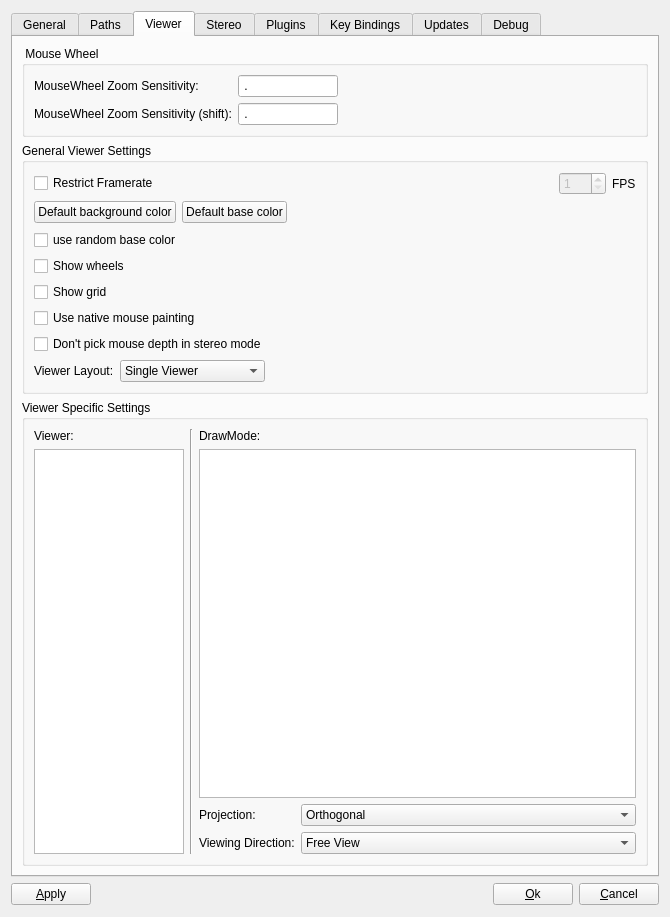
First picture: the form in OpenFlipper/widgets/optionsWidget/optionsWidget.ui, repository ShenRen/OpenFlipper, before the edit.
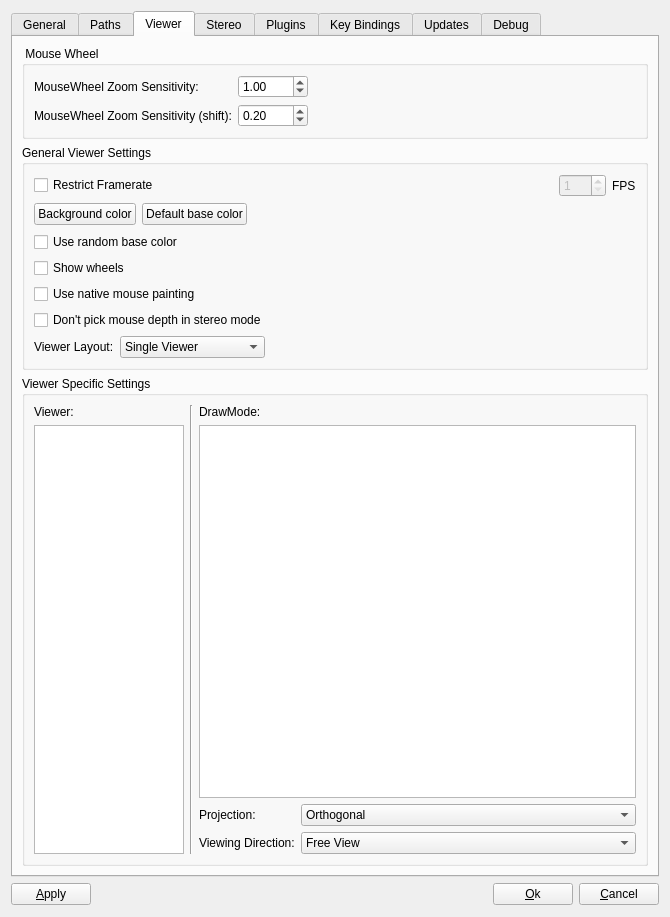
Second picture: the form after the edit. The open tabs and pages were chosen to show the change. Custom widgets are drawn as their Qt base class.

Commit message:
Fixed some issues with the options widget:
- Adjusted size of some input boxes
- Corrected setting of frame rate restriction
- Deleted grid option (this is now a plugin)

The edit to the form file:
```diff
--- a/OpenFlipper/widgets/optionsWidget/optionsWidget.ui
+++ b/OpenFlipper/widgets/optionsWidget/optionsWidget.ui
@@ -260,48 +260,48 @@
             </property>
            </widget>
           </item>
-          <item row="0" column="1">
-           <widget class="QLineEdit" name="wZoomFactor">
-            <property name="maximumSize">
-             <size>
-              <width>100</width>
-              <height>16777215</height>
-             </size>
-            </property>
-            <property name="toolTip">
-             <string>Set the factor to control the zooming with the mouse-wheel</string>
-            </property>
-            <property name="statusTip">
-             <string>Set the factor to control the zooming with the mouse-wheel</string>
-            </property>
-            <property name="inputMask">
-             <string>9.99; </string>
-            </property>
-           </widget>
-          </item>
-          <item row="1" column="0">
+          <item row="3" column="0">
            <widget class="QLabel" name="label_3">
             <property name="text">
              <string>MouseWheel Zoom Sensitivity (shift):</string>
             </property>
            </widget>
           </item>
-          <item row="1" column="1">
-           <widget class="QLineEdit" name="wZoomFactorShift">
+          <item row="0" column="1">
+           <widget class="QDoubleSpinBox" name="wZoomFactor">
             <property name="maximumSize">
              <size>
-              <width>100</width>
+              <width>70</width>
               <height>16777215</height>
              </size>
             </property>
-            <property name="toolTip">
-             <string>Set the factor to control the zooming with the mouse-wheel while the shift key is pressed</string>
+            <property name="maximum">
+             <double>10.000000000000000</double>
             </property>
             <property name="statusTip">
              <string>Set the factor to control the zooming with the mouse-wheel while the shift key is pressed</string>
             </property>
-            <property name="inputMask">
-             <string>9.99; </string>
+            <property name="value">
+             <double>1.000000000000000</double>
+            </property>
+           </widget>
+          </item>
+          <item row="3" column="1">
+           <widget class="QDoubleSpinBox" name="wZoomFactorShift">
+            <property name="maximumSize">
+             <size>
+              <width>70</width>
+              <height>16777215</height>
+             </size>
+            </property>
+            <property name="maximum">
+             <double>5.000000000000000</double>
+            </property>
+            <property name="singleStep">
+             <double>0.100000000000000</double>
+            </property>
+            <property name="value">
+             <double>0.200000000000000</double>
             </property>
            </widget>
           </item>
@@ -375,7 +375,7 @@
             <item>
              <widget class="QPushButton" name="backgroundButton">
               <property name="text">
-               <string>Default background color</string>
+               <string>Background color</string>
               </property>
              </widget>
             </item>
@@ -404,7 +404,7 @@
           <item>
            <widget class="QCheckBox" name="randomBaseColor">
             <property name="text">
-             <string>use random base color</string>
+             <string>Use random base color</string>
             </property>
            </widget>
           </item>
@@ -418,16 +418,6 @@
             </property>
            </widget>
           </item>
-          <item>
-           <widget class="QCheckBox" name="gridVisible">
-            <property name="toolTip">
-             <string>show a grid in the back of every viewer</string>
-            </property>
-            <property name="text">
-             <string>Show grid</string>
-            </property>
-           </widget>
-          </item>
           <item>
            <widget class="QCheckBox" name="nativeMouse">
             <property name="toolTip">
```
Left out of the diff: 10 changed lines with no effect on the pictures. The commit also changes 2 other files.
